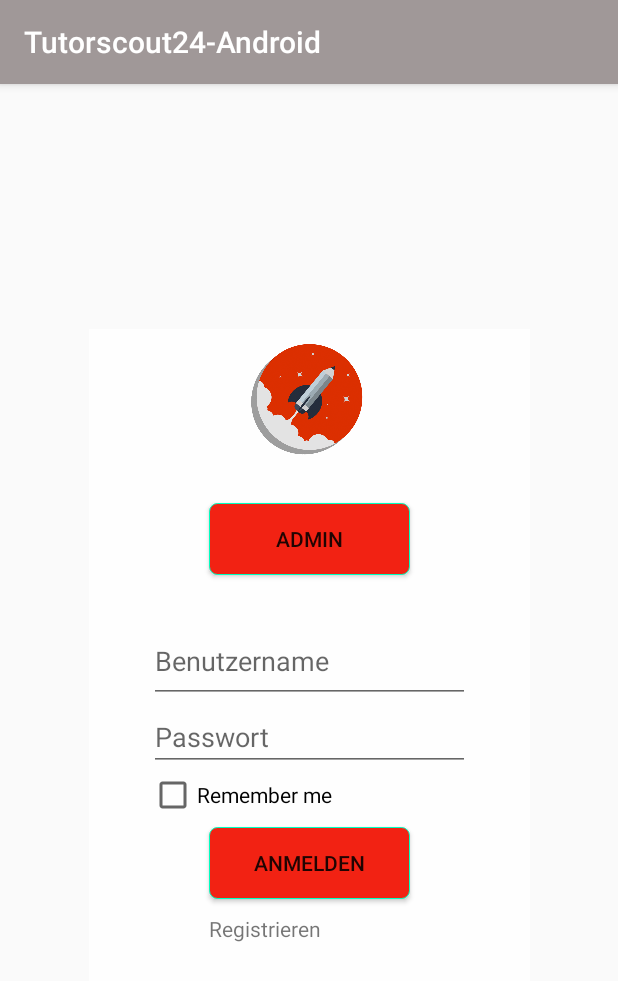
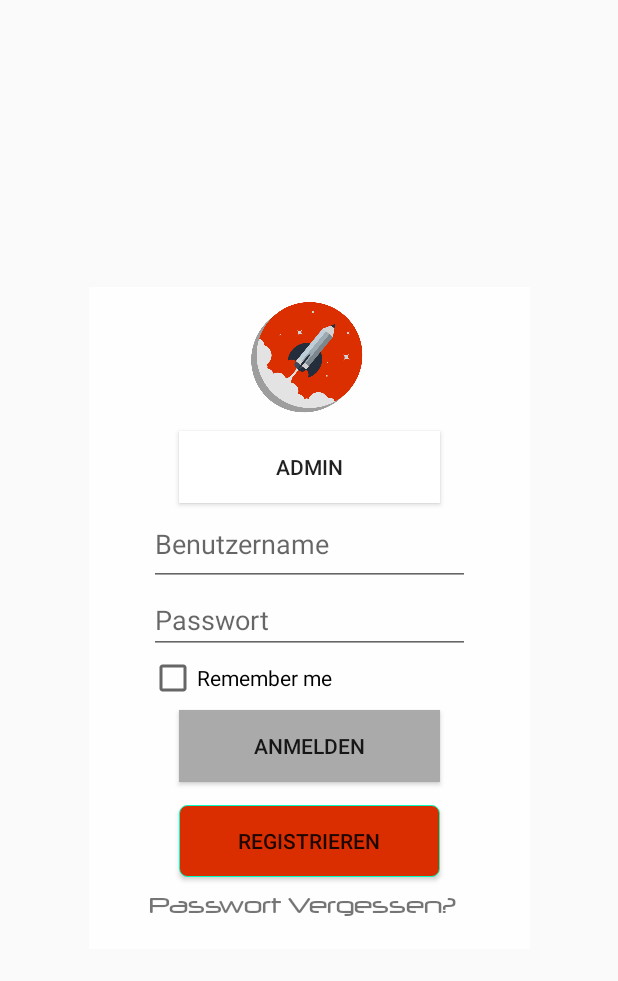
Before and after one commit to robertmetzinger/main, an Android app: the fragment LoginFragment shown on its own in the app's theme, on a phone screen of 412 x 824 dp. Shown: the top 981 px of the screen. Run offline under Robolectric (Android 15) with nearby library versions, the phone set to English and light mode, and no system bars; our stand-ins replace ButterKnife, Volley; network calls fail.

Commit message:
Neue font hinzugefügt für Titel Design angepasst

```diff
--- a/app/src/main/AndroidManifest.xml
+++ b/app/src/main/AndroidManifest.xml
@@ -15,11 +15,12 @@
 
     <application
         android:allowBackup="true"
-        android:icon="@mipmap/ic_launcher"
+        android:icon="@mipmap/ic_launcher_round"
         android:label="@string/app_name"
         android:roundIcon="@mipmap/ic_launcher_round"
         android:supportsRtl="true"
-        android:theme="@style/AppTheme">
+        android:theme="@style/Theme.AppCompat.Light.NoActionBar">
+
         <uses-library android:name="com.google.android.maps" />
         <meta-data
             android:name="com.google.android.geo.API_KEY"
--- a/app/src/main/res/drawable/login_buttonstyle.xml
+++ b/app/src/main/res/drawable/login_buttonstyle.xml
@@ -3,7 +3,7 @@
 
         <item android:state_pressed="false" android:state_focused="false">
             <shape>
-                <solid android:color="#f22213"/>
+                <solid android:color="@color/colorPrimary"/>
                 <stroke
                     android:width="0.1dp"
                     android:color="#00ffc0"/>
--- a/app/src/main/res/layout/fragment_login.xml
+++ b/app/src/main/res/layout/fragment_login.xml
@@ -46,12 +46,10 @@
                 android:id="@+id/btnAdmin"
                 android:layout_width="match_parent"
                 android:layout_height="wrap_content"
+                android:layout_marginLeft="60dp"
+                android:layout_marginRight="60dp"
+                android:background="@color/white"
                 android:text="Admin"
-                android:layout_marginLeft="80dp"
-                android:layout_marginRight="80dp"
-                android:layout_marginTop="20dp"
-                android:layout_marginBottom="30dp"
-                android:background="@drawable/login_buttonstyle"
 
 
                 />
@@ -92,18 +90,28 @@
                 android:layout_width="match_parent"
                 android:layout_height="wrap_content"
                 android:text="Anmelden"
+                android:background="@color/gray"
+                android:layout_marginLeft="60dp"
+                android:layout_marginRight="60dp"/>
+
+            <Button
+                android:id="@+id/btnRegistrien"
+                android:layout_width="match_parent"
+                android:layout_height="wrap_content"
+                android:layout_marginLeft="60dp"
+                android:layout_marginRight="60dp"
+                android:layout_marginTop="15dp"
                 android:background="@drawable/login_buttonstyle"
-                android:layout_marginLeft="80dp"
-                android:layout_marginRight="80dp"/>
+                android:text="Registrieren" />
 
             <TextView
-                android:id="@+id/txtRegistrieren"
+                android:id="@+id/txtPasswortVergessen"
                 android:layout_width="match_parent"
                 android:layout_height="wrap_content"
-                android:text="Registrieren"
-                android:layout_marginLeft="80dp"
+                android:layout_marginLeft="40dp"
                 android:layout_marginTop="10dp"
-                />
+                android:text="Passwort Vergessen?"
+                android:fontFamily="@font/neuropol"/>
 
         </LinearLayout>
 
--- a/app/src/main/res/values/colors.xml
+++ b/app/src/main/res/values/colors.xml
@@ -1,6 +1,7 @@
 <?xml version="1.0" encoding="utf-8"?>
 <resources>
-    <color name="colorPrimary">#a09898</color>
+    <color name="colorPrimary">#DB2E00</color>
+    <color name="colorPrimaryTutor">#0032E9</color>
     <color name="colorPrimaryDark">#303F9F</color>
     <color name="colorAccent">#FF4081</color>
     <color name="white">@android:color/white</color>
```
Also changed, not shown: app/src/main/java/de/hb_dhbw_stuttgart/tutorscout24_android/LoginFragment.java (+8 -2 lines), app/src/main/java/de/hb_dhbw_stuttgart/tutorscout24_android/MainActivity.java (+8 -64 lines), app/src/main/res/MockData/mockdata.json (deleted, +0 -32 lines), app/src/main/res/layout/activity_main.xml (+23 -2 lines), app/src/main/res/font/neuropol.ttf (added).
